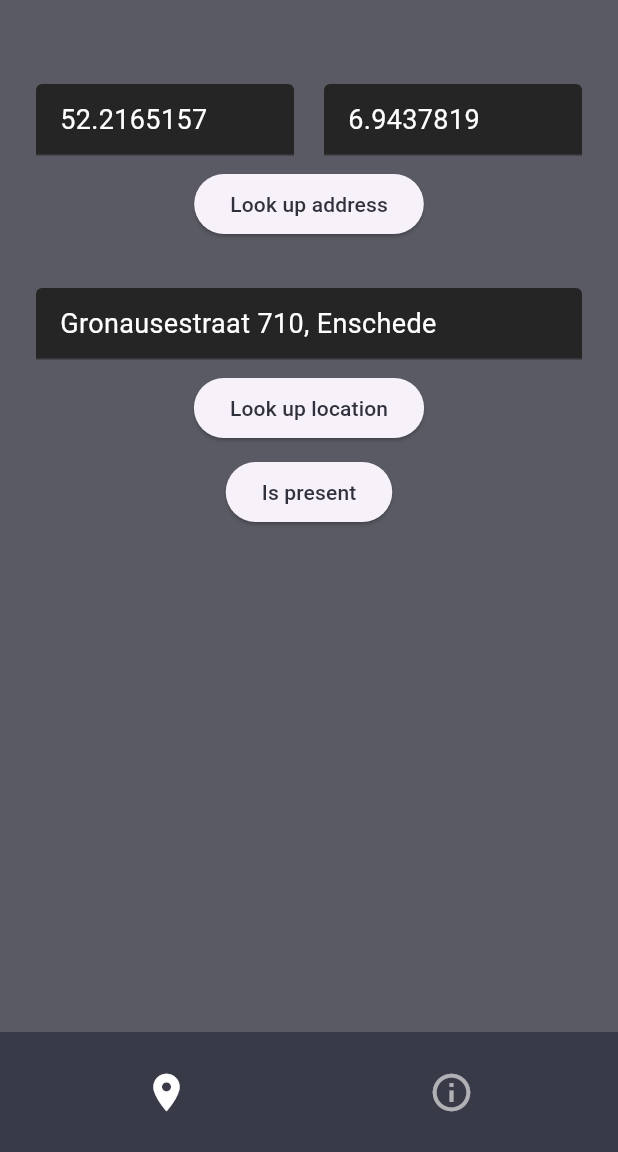
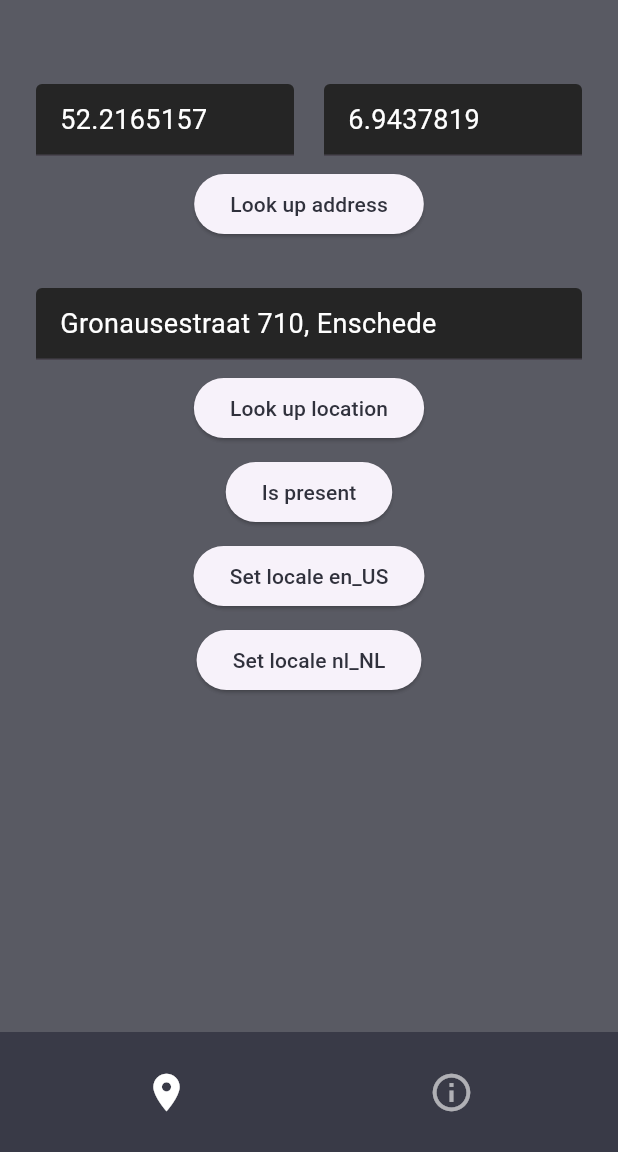
Before and after one commit to Baseflow/flutter-geocoding, a Flutter app: the screen it shows after launch, after a tap on "Look up address", on a phone screen of 412 x 824 dp, the part 84-1236 px from its top. Run offline on Flutter 3.47's test engine with Material 3 defaults, Android fonts, the phone set to English and light mode, and no system bars; our stand-ins replace plugin_platform_interface.

Commit message:
Added setting of locale to example app.

```diff
--- a/geocoding_ios/example/lib/plugin_example/geocode_page.dart
+++ b/geocoding_ios/example/lib/plugin_example/geocode_page.dart
@@ -14,6 +14,7 @@ class _GeocodeWidgetState extends State<GeocodeWidget> {
   final TextEditingController _latitudeController = TextEditingController();
   final TextEditingController _longitudeController = TextEditingController();
   String _output = '';
+  GeocodingIOS _geocodingIOS = GeocodingIOS();
 
   @override
   void initState() {
@@ -74,7 +75,7 @@ class _GeocodeWidgetState extends State<GeocodeWidget> {
                     final latitude = double.parse(_latitudeController.text);
                     final longitude = double.parse(_longitudeController.text);
 
-                    GeocodingIOS()
+                    _geocodingIOS
                         .placemarkFromCoordinates(latitude, longitude)
                         .then((placemarks) {
                       var output = 'No results found.';
@@ -107,7 +108,7 @@ class _GeocodeWidgetState extends State<GeocodeWidget> {
               child: ElevatedButton(
                   child: Text('Look up location'),
                   onPressed: () {
-                    GeocodingIOS()
+                    _geocodingIOS
                         .locationFromAddress(_addressController.text)
                         .then((locations) {
                       var output = 'No results found.';
@@ -128,7 +129,7 @@ class _GeocodeWidgetState extends State<GeocodeWidget> {
                 child: ElevatedButton(
                     child: Text('Is present'),
                     onPressed: () {
-                      GeocodingIOS().isPresent().then((isPresent) {
+                      _geocodingIOS.isPresent().then((isPresent) {
                         var output = isPresent
                             ? "Geocoder is present"
                             : "Geocoder is not present";
@@ -137,6 +138,31 @@ class _GeocodeWidgetState extends State<GeocodeWidget> {
                         });
                       });
                     })),
+            const Padding(
+              padding: EdgeInsets.only(top: 8),
+            ),
+            Center(
+                child: ElevatedButton(
+                    child: Text('Set locale en_US'),
+                    onPressed: () {
+                      _geocodingIOS.setLocaleIdentifier("en_US").then((_) {
+                        setState(() {});
+                      });
+                    })),
+            const Padding(
+              padding: EdgeInsets.only(top: 8),
+            ),
+            Center(
+                child: ElevatedButton(
+                    child: Text('Set locale nl_NL'),
+                    onPressed: () {
+                      _geocodingIOS.setLocaleIdentifier("nl_NL").then((_) {
+                        setState(() {});
+                      });
+                    })),
+            const Padding(
+              padding: EdgeInsets.only(top: 8),
+            ),
             Expanded(
               child: SingleChildScrollView(
                 child: Container(
```
Also changed, not shown: 1 other file.
